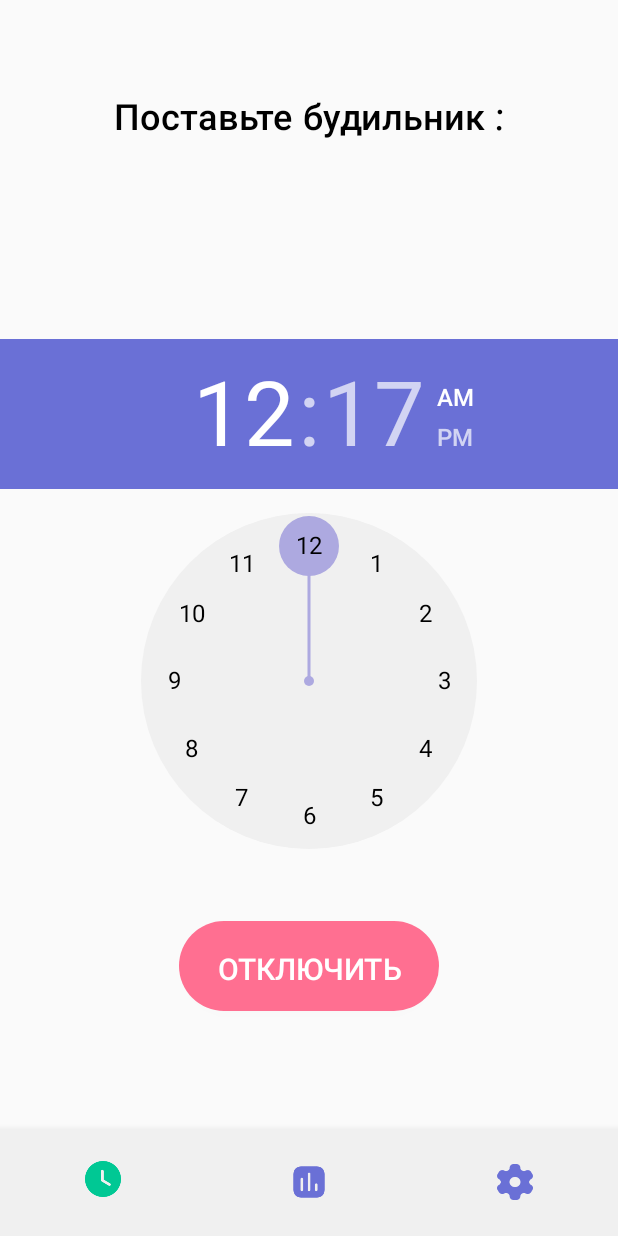
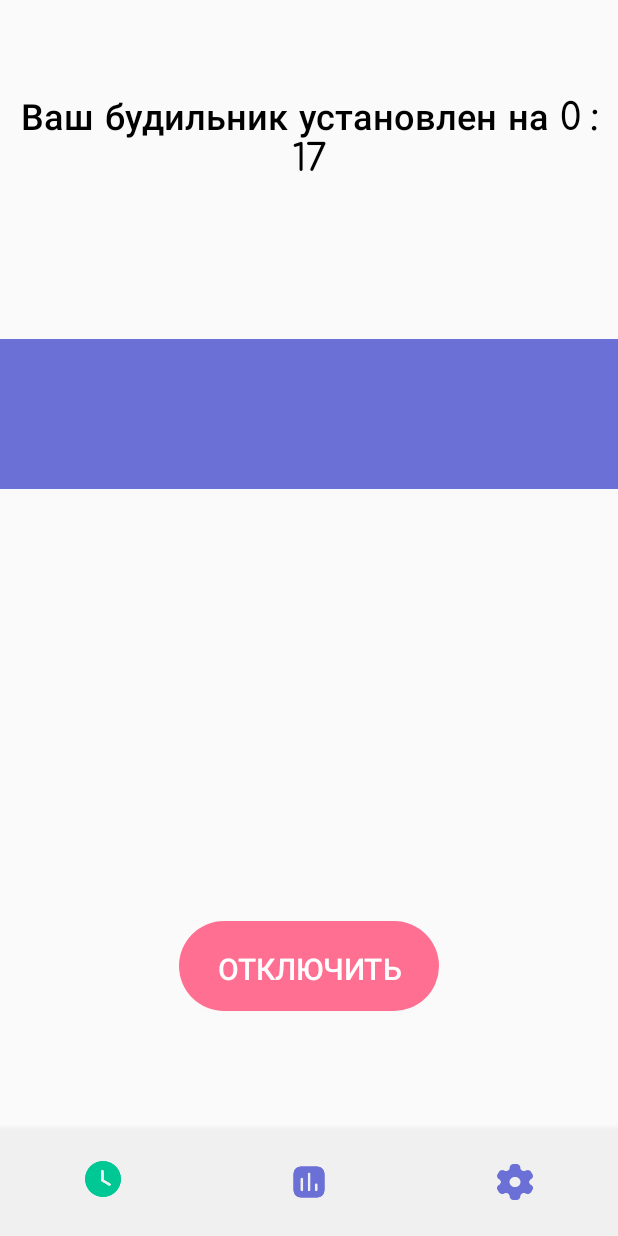
Before and after one commit to antonbadretdinov/GDMG, an Android app: the HomeFragment screen opened directly, with no data from a screen before it, after a tap on "СТАРТ", on a phone screen of 412 x 824 dp. Run offline under Robolectric (Android 15) with nearby library versions, the phone set to English and light mode, and no system bars; our stand-ins replace navigation-ui.

Commit message:
+tv connecting with clock

```diff
--- a/app/src/main/java/ru/company/gdmg/ui/home/HomeFragment.java
+++ b/app/src/main/java/ru/company/gdmg/ui/home/HomeFragment.java
@@ -2,6 +2,7 @@ package ru.company.gdmg.ui.home;
 
 import android.app.TimePickerDialog;
 import android.graphics.Color;
+import android.os.Build;
 import android.os.Bundle;
 import android.view.LayoutInflater;
 import android.view.View;
@@ -13,6 +14,7 @@ import android.widget.Toast;
 
 import androidx.annotation.NonNull;
 import androidx.annotation.Nullable;
+import androidx.annotation.RequiresApi;
 import androidx.fragment.app.Fragment;
 import androidx.lifecycle.Observer;
 import androidx.lifecycle.ViewModelProviders;
@@ -36,53 +38,41 @@ public class HomeFragment extends Fragment {
         return root;
     }
 
-    int hourNow;
-    int minuteNow;
-    int dateNow;
     private boolean pressed = false;
     @Override
     public void onViewCreated(@NonNull View view, @Nullable Bundle savedInstanceState) {
         super.onViewCreated(view, savedInstanceState);
-//        TextView tvHourNow = view.findViewById(R.id.hour);
-//        TextView tvMinuteNow = view.findViewById(R.id.minute);
-//
-//
-//        Date currentDate = new Date();
-//        DateFormat timeFormatH = new SimpleDateFormat("HH", Locale.getDefault());
-//        DateFormat timeFormatM = new SimpleDateFormat("mm", Locale.getDefault());
-//
-//
-//        String timeH = timeFormatH.format(currentDate);
-//        String timeM = timeFormatM.format(currentDate);
-//        tvHourNow.setText(timeH);
-//        tvMinuteNow.setText(timeM);
+
+        int hour;
+        int minute;
+        int date;
+        final TextView tv = view.findViewById(R.id.textView9);
+        final TimePicker timePicker = view.findViewById(R.id.tp);
+        timePicker.setIs24HourView(true);
+
+        timePicker.setOnTimeChangedListener(new TimePicker.OnTimeChangedListener() {
+            @Override
+            public void onTimeChanged(TimePicker timePicker, int hour, int minute) {
+
+                tv.setText("Ваш будильник будет установлен на "+hour+" : "+minute);
+            }
+        });
 
         final Button button = view.findViewById(R.id.startbutton);
         button.setOnClickListener(new View.OnClickListener() {
+            @RequiresApi(api = Build.VERSION_CODES.M)
             @Override
             public void onClick(View view) {
-//                TimePickerDialog timePickerDialog = new TimePickerDialog(
-//                        MainActivity.this, new TimePickerDialog.OnTimeSetListener() {
-//                    @Override
-//                    public void onTimeSet(TimePicker timePicker, int hourOfDay, int minute) {
-//                        hour = hourOfDay;
-//                        minute = minute;
-//                        Calendar calendar = Calendar.getInstance();
-//                        calendar.set(0,0,0,hour,minute);
-//
-//                    }
-//                },12,0,false
-//                );
-
-
 
 
                 if(!pressed){
-
+                    tv.setText("Ваш будильник установлен на " +timePicker.getHour()+" : "+timePicker.getMinute());
+                    timePicker.setVisibility(View.INVISIBLE);
                     button.setBackgroundResource(R.drawable.buttonstylepressed);
                     button.setText("ОТКЛЮЧИТЬ");
                     pressed = true;
                 } else {
+                    timePicker.setVisibility(View.VISIBLE);
                     button.setBackgroundResource(R.drawable.button_style);
                     button.setText("СТАРТ");
                     pressed = false;
--- a/app/src/main/res/layout/fragment_home.xml
+++ b/app/src/main/res/layout/fragment_home.xml
@@ -59,7 +59,7 @@
         android:layout_marginEnd="46dp"
         android:fontFamily="@font/comfortaa_light"
         android:text="Поставьте будильник :"
-        android:textAlignment="textStart"
+        android:textAlignment="center"
         android:textColor="#000000"
         android:textSize="24sp"
         android:textStyle="bold"
```
